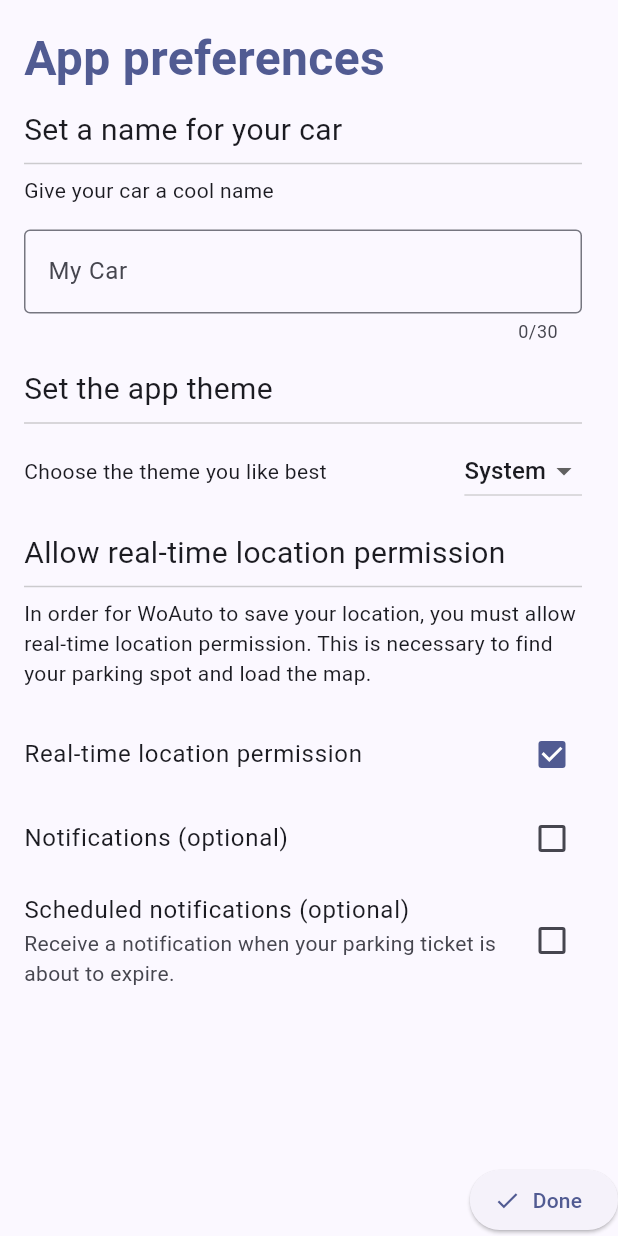
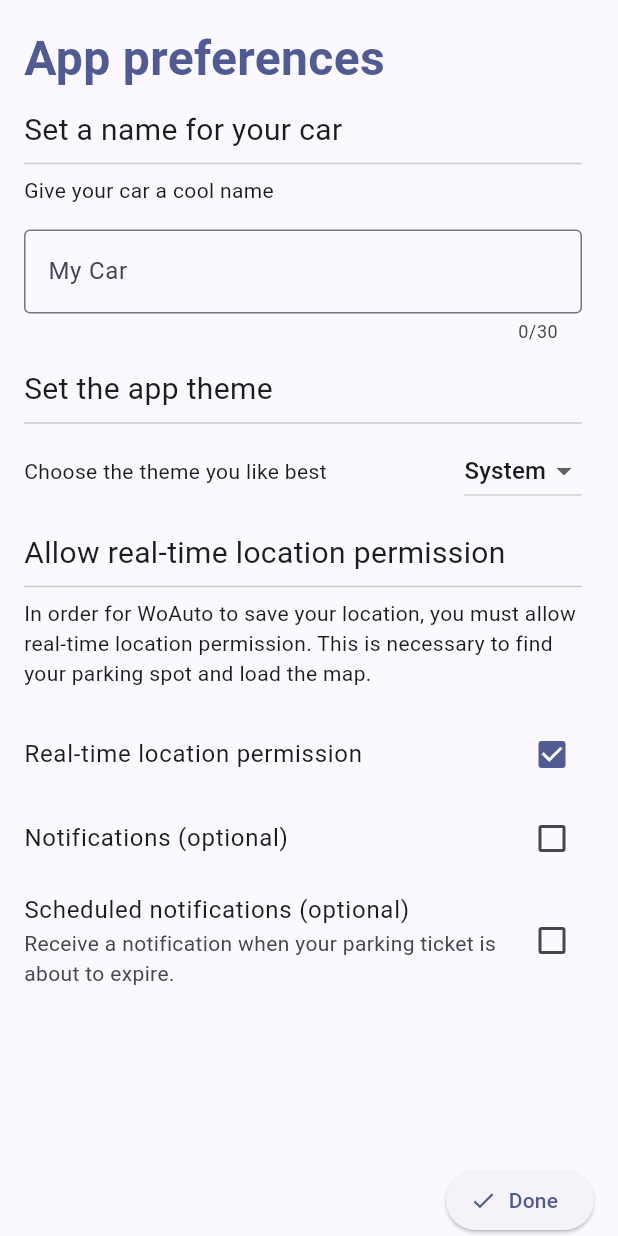
Before and after one commit to yurtemre7/woauto, a Flutter app: the screen it shows after launch, swiped to page 2, on a phone screen of 412 x 824 dp. Run offline on Flutter 3.47's test engine with Material 3 defaults, Android fonts, the phone set to English and light mode, and no system bars; our stand-ins replace app_links, expandable, flutter_local_notifications, geocoding, geolocator, get and 10 more; missing offline and left inert: add_2_calendar, animated_digit, efficient_autocomplete_formfield, keep_screen_on, maps_launcher, quick_actions; generated files the repository leaves out were written again; statements that could not run were skipped.

Commit message:
add padding

```diff
--- a/lib/screens/intro.dart
+++ b/lib/screens/intro.dart
@@ -312,13 +312,15 @@ class _IntroState extends State<Intro> {
       ),
       bottomNavigationBar: Obx(
         () => SafeArea(
+          child: Container(
+            padding: const EdgeInsets.only(right: 16),
             child: OverflowBar(
               alignment: MainAxisAlignment.end,
               children: [
                 ElevatedButton.icon(
                   onPressed: pageIndex.value == 0
-                    ? () =>
-                        pageController.nextPage(duration: 500.milliseconds, curve: Curves.easeInOut)
+                      ? () => pageController.nextPage(
+                          duration: 500.milliseconds, curve: Curves.easeInOut)
                       : () async {
                           FocusScope.of(context).requestFocus(FocusNode());
                           if (!allowed.value) {
@@ -348,6 +350,7 @@ class _IntroState extends State<Intro> {
             ),
           ),
         ),
+      ),
     );
   }
 }
```
Lines whose indentation alone changed are shown as unchanged.
